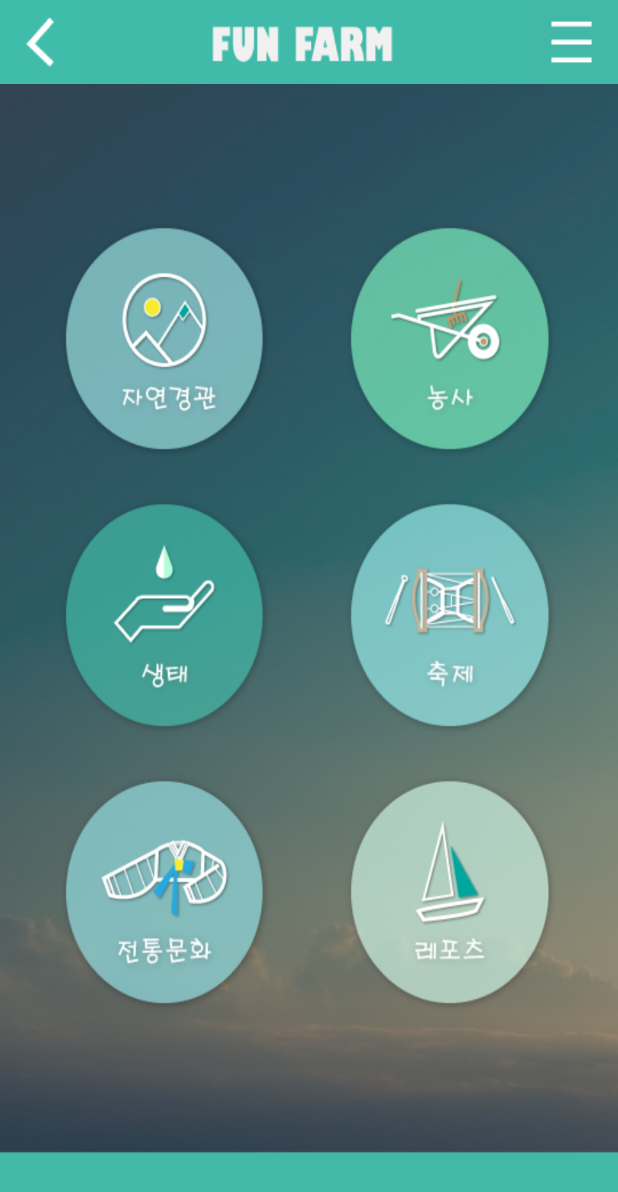
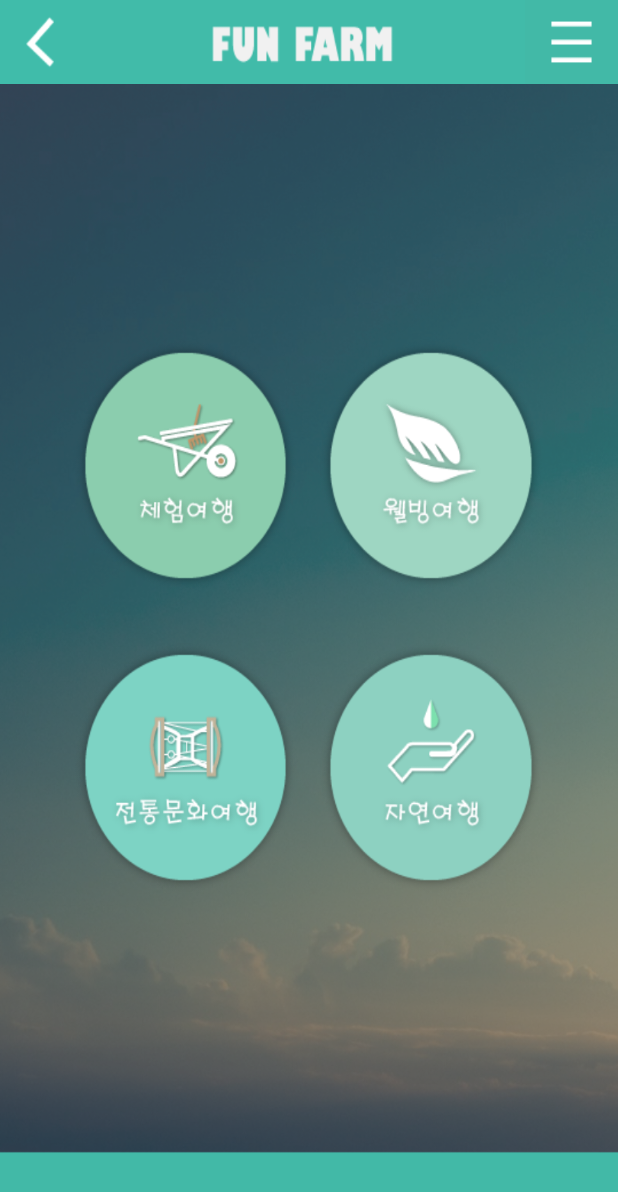
Before and after one commit to jangwonseo/agriculture, an Android app: the ThemeChoiceActivity screen opened directly, with no data from a screen before it, on a phone screen of 412 x 824 dp. Shown: the top 1192 px of the screen. Run offline under Robolectric (Android 15) with nearby library versions, the light colour scheme and no system bars.

Commit message:
테마 이미지 변경 테마쪽 리스트에 뒤로가기 버튼 연결

```diff
--- a/app/src/main/java/vivz/slidenerd/agriculture/ThemeChoiceActivity.java
+++ b/app/src/main/java/vivz/slidenerd/agriculture/ThemeChoiceActivity.java
@@ -17,6 +17,9 @@ import vivz.slidenerd.agriculture.list.ListActivity;
 public class ThemeChoiceActivity extends ActionBarActivity {
     private Button backButton;
     private Button natureButton;
+    private Button exprienceButton;
+    private Button traditionalButton;
+    private Button wellBeingButton;
 
     @Override
     protected void onCreate(Bundle savedInstanceState) {
@@ -26,10 +29,17 @@ public class ThemeChoiceActivity extends ActionBarActivity {
         natureButton = (Button)findViewById(R.id.btn_nature);
         natureButton.setOnClickListener(mClickListener);
 
+        exprienceButton = (Button)findViewById(R.id.btn_exprience);
+        exprienceButton.setOnClickListener(mClickListener);
+
+        traditionalButton = (Button)findViewById(R.id.btn_traditional);
+        traditionalButton.setOnClickListener(mClickListener);
+
+        wellBeingButton = (Button)findViewById(R.id.btn_wellBeing);
+        wellBeingButton.setOnClickListener(mClickListener);
 
 
         backButton  = (Button)findViewById(R.id.themechoice_backbutton);
-
         backButton.setOnClickListener(new View.OnClickListener() {
             @Override
             public void onClick(View view) {
@@ -44,20 +54,24 @@ public class ThemeChoiceActivity extends ActionBarActivity {
     {
         public void onClick(View v)
         {
+            Intent intentTheme = new Intent(getApplication(),ListActivity.class);
             switch (v.getId())
             {
                 case R.id.btn_nature:
-                    Intent intentTheme = new Intent(getApplication(),ListActivity.class);
+                    intentTheme.putExtra("themeflag","nature");
+                    startActivity(intentTheme);
+                    break;
+                case R.id.btn_traditional:
                     intentTheme.putExtra("themeflag","traditional");
                     startActivity(intentTheme);
                     break;
-                case R.id.regionbutton:
-
+                case R.id.btn_exprience:
+                    intentTheme.putExtra("themeflag","exprience");
+                    startActivity(intentTheme);
                     break;
-                case R.id.gatheringbutton:
-
-                    break;
-                case R.id.etceterabutton:
+                case R.id.btn_wellBeing:
+                    intentTheme.putExtra("themeflag","wellBeing");
+                    startActivity(intentTheme);
                     break;
 
             }
--- a/app/src/main/java/vivz/slidenerd/agriculture/list/ListActivity.java
+++ b/app/src/main/java/vivz/slidenerd/agriculture/list/ListActivity.java
@@ -34,6 +34,7 @@ public class ListActivity extends ActionBarActivity {
     TextView txtView;
     Button video;   // 리스트뷰에 있는 재생버튼
     Button addItem; // 리스트뷰에 있는 관심있는 항목 추가 버튼
+    Button backButton;
     TextView keys;
     phpDown task;
     String themeName;
@@ -90,6 +91,16 @@ public class ListActivity extends ActionBarActivity {
         video = (Button) findViewById(R.id.video);
         //addItem = (Button) findViewById(R.id.addItem);
         keys = (TextView) findViewById(R.id.themeKey);
+
+        backButton  = (Button)findViewById(R.id.list_backbutton);
+        backButton.setOnClickListener(new View.OnClickListener() {
+            @Override
+            public void onClick(View view) {
+                onBackPressed();
+            }
+        });
+
+
 
         keys.setText(tempThemeName);
 
--- a/app/src/main/java/vivz/slidenerd/agriculture/list/ListDetailActivity.java
+++ b/app/src/main/java/vivz/slidenerd/agriculture/list/ListDetailActivity.java
@@ -48,6 +48,7 @@ public class ListDetailActivity extends ActionBarActivity {
     TextView vilageKnd;
     View btnView;
     Button call;
+    Button backButton;
 
     WebView main2Web;
     WebView thumb;
@@ -87,7 +88,13 @@ public class ListDetailActivity extends ActionBarActivity {
 
         Item i = (Item)item;
 
-
+        backButton  = (Button)findViewById(R.id.listDeail_backbutton);
+        backButton.setOnClickListener(new View.OnClickListener() {
+            @Override
+            public void onClick(View view) {
+                onBackPressed();
+            }
+        });
 
         vilageNameDown = (TextView)findViewById(R.id.vilageNameDown); // 마을 이름
         vilageNameDown.setText(i.getName());  // Main에서 가져온 마을 이름
--- a/app/src/main/res/layout/activity_list.xml
+++ b/app/src/main/res/layout/activity_list.xml
@@ -17,7 +17,13 @@
             android:layout_weight="70"
             android:background="@drawable/list10"
             android:clickable="false"
-            android:focusable="false"></LinearLayout>
+            android:focusable="false">
+            <Button
+                android:id="@+id/list_backbutton"
+                android:layout_width="match_parent"
+                android:layout_height="match_parent"
+                android:background="@null"/>
+        </LinearLayout>
 
         <LinearLayout
             android:layout_width="0px"
--- a/app/src/main/res/layout/activity_list_detail.xml
+++ b/app/src/main/res/layout/activity_list_detail.xml
@@ -24,7 +24,13 @@
             android:layout_weight="70"
             android:background="@drawable/information_22"
             android:clickable="false"
-            android:focusable="false"></LinearLayout>
+            android:focusable="false">
+            <Button
+                android:id="@+id/listDeail_backbutton"
+                android:layout_width="match_parent"
+                android:layout_height="match_parent"
+                android:background="@null"/>
+        </LinearLayout>
 
         <LinearLayout
             android:layout_width="0px"
--- a/app/src/main/res/layout/activity_theme_choice.xml
+++ b/app/src/main/res/layout/activity_theme_choice.xml
@@ -61,194 +61,91 @@
         <LinearLayout
             android:layout_width="match_parent"
             android:layout_height="0px"
-            android:layout_weight="104">
-
+            android:layout_weight="199">
         </LinearLayout>
 
         <LinearLayout
             android:layout_width="match_parent"
             android:layout_height="0px"
-            android:layout_weight="190"
+            android:layout_weight="195"
             android:orientation="horizontal">
-
             <LinearLayout
                 android:layout_width="0px"
                 android:layout_height="match_parent"
-                android:layout_weight="50">
-
+                android:layout_weight="65">
             </LinearLayout>
-
+            <Button
+                android:id="@+id/btn_exprience"
+                android:layout_width="0px"
+                android:layout_height="match_parent"
+                android:layout_weight="195"
+                android:background="@drawable/thema6">
+            </Button>
             <LinearLayout
                 android:layout_width="0px"
                 android:layout_height="match_parent"
-                android:layout_weight="190"
-                android:background="@drawable/thema6">
-
-                <Button
-                    android:id="@+id/btn_nature"
-                    android:layout_width="match_parent"
-                    android:layout_height="match_parent"
-                    android:background="@null" />
-
+                android:layout_weight="20">
             </LinearLayout>
-
+            <Button
+                android:id="@+id/btn_wellBeing"
+                android:layout_width="0px"
+                android:layout_height="match_parent"
+                android:layout_weight="195"
+                android:background="@drawable/thema7">
+            </Button>
             <LinearLayout
                 android:layout_width="0px"
                 android:layout_height="match_parent"
-                android:layout_weight="60">
-
+                android:layout_weight="65">
             </LinearLayout>
-
-            <LinearLayout
-                android:layout_width="0px"
-                android:layout_height="match_parent"
-                android:layout_weight="190"
-                android:background="@drawable/thema7">
-
-                <Button
-                    android:layout_width="match_parent"
-                    android:layout_height="match_parent"
-                    android:background="@null" />
-
-            </LinearLayout>
-
-            <LinearLayout
-                android:layout_width="0px"
-                android:layout_height="match_parent"
-                android:layout_weight="50">
-
-            </LinearLayout>
-
         </LinearLayout>
 
         <LinearLayout
             android:layout_width="match_parent"
             android:layout_height="0px"
-            android:layout_weight="25">
-
+            android:layout_weight="40">
         </LinearLayout>
 
         <LinearLayout
             android:layout_width="match_parent"
             android:layout_height="0px"
-            android:layout_weight="190"
+            android:layout_weight="195"
             android:orientation="horizontal">
-
             <LinearLayout
                 android:layout_width="0px"
                 android:layout_height="match_parent"
-                android:layout_weight="50">
-
+                android:layout_weight="65">
             </LinearLayout>
-
+            <Button
+                android:id="@+id/btn_traditional"
+                android:layout_width="0px"
+                android:layout_height="match_parent"
+                android:layout_weight="195"
+                android:background="@drawable/thema8">
+            </Button>
             <LinearLayout
                 android:layout_width="0px"
                 android:layout_height="match_parent"
-                android:layout_weight="190"
-                android:background="@drawable/thema8">
-
-                <Button
-                    android:layout_width="match_parent"
-                    android:layout_height="match_parent"
-                    android:background="@null" />
-
+                android:layout_weight="20">
             </LinearLayout>
-
+            <Button
+                android:id="@+id/btn_nature"
+                android:layout_width="0px"
+                android:layout_height="match_parent"
+                android:layout_weight="195"
+                android:background="@drawable/thema9">
+            </Button>
             <LinearLayout
                 android:layout_width="0px"
                 android:layout_height="match_parent"
-                android:layout_weight="60">
-
+                android:layout_weight="65">
             </LinearLayout>
-
-            <LinearLayout
-                android:layout_width="0px"
-                android:layout_height="match_parent"
-                android:layout_weight="190"
-                android:background="@drawable/thema9">
-
-                <Button
-                    android:layout_width="match_parent"
-                    android:layout_height="match_parent"
-                    android:background="@null" />
-
-            </LinearLayout>
-
-            <LinearLayout
-                android:layout_width="0px"
-                android:layout_height="match_parent"
-                android:layout_weight="50">
-
-            </LinearLayout>
-
         </LinearLayout>
 
         <LinearLayout
             android:layout_width="match_parent"
             android:layout_height="0px"
-            android:layout_weight="25">
-
-        </LinearLayout>
-
-        <LinearLayout
-            android:layout_width="match_parent"
-            android:layout_height="0px"
-            android:layout_weight="190"
-            android:orientation="horizontal">
-
-            <LinearLayout
-                android:layout_width="0px"
-                android:layout_height="match_parent"
-                android:layout_weight="50">
-
-            </LinearLayout>
-
-            <LinearLayout
-                android:layout_width="0px"
-                android:layout_height="match_parent"
-                android:layout_weight="190"
-                android:background="@drawable/thema10">
-
-                <Button
-                    android:layout_width="match_parent"
-                    android:layout_height="match_parent"
-                    android:background="@null" />
-
-            </LinearLayout>
-
-            <LinearLayout
-                android:layout_width="0px"
-                android:layout_height="match_parent"
-                android:layout_weight="60">
-
-            </LinearLayout>
-
-            <LinearLayout
-                android:layout_width="0px"
-                android:layout_height="match_parent"
-                android:layout_weight="190"
-                android:background="@drawable/thema11">
-
-                <Button
-                    android:layout_width="match_parent"
-                    android:layout_height="match_parent"
-                    android:background="@null" />
-
-            </LinearLayout>
-
-            <LinearLayout
-                android:layout_width="0px"
-                android:layout_height="match_parent"
-                android:layout_weight="50">
-
-            </LinearLayout>
-
-        </LinearLayout>
-
-        <LinearLayout
-            android:layout_width="match_parent"
-            android:layout_height="0px"
-            android:layout_weight="170">
+            android:layout_weight="265">
 
         </LinearLayout>
     </LinearLayout>
```
Also changed, not shown: app/src/main/res/drawable/thema6.png, app/src/main/res/drawable/thema7.png, app/src/main/res/drawable/thema8.png, app/src/main/res/drawable/thema9.png.
